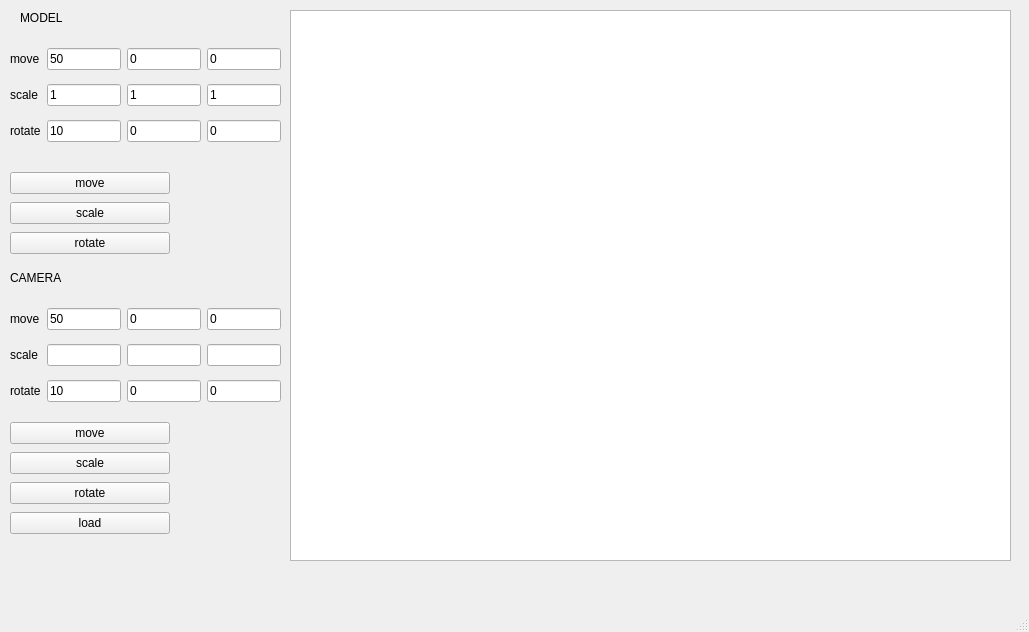
First picture: the form in lab_03/View/view.ui, repository katya-varlamova/4-sem-oop, before the edit.
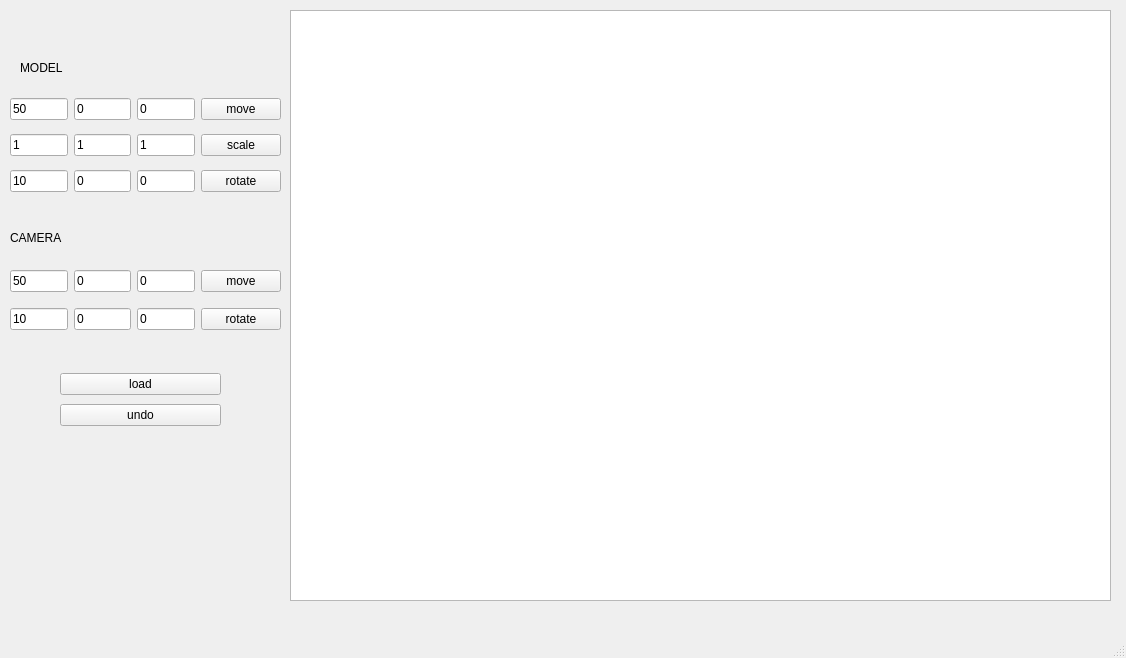
Second picture: the form after the edit.

Commit message: lab 03 v=03: added undo method

```diff
--- a/lab_03/View/view.ui
+++ b/lab_03/View/view.ui
@@ -6,8 +6,8 @@
    <rect>
     <x>0</x>
     <y>0</y>
-    <width>1029</width>
-    <height>632</height>
+    <width>1126</width>
+    <height>658</height>
    </rect>
   </property>
   <property name="windowTitle">
@@ -18,12 +18,26 @@
     <property name="geometry">
      <rect>
       <x>10</x>
-      <y>40</y>
+      <y>90</y>
       <width>271</width>
       <height>111</height>
      </rect>
     </property>
     <layout class="QGridLayout" name="gridLayout">
+     <item row="0" column="4">
+      <widget class="QLineEdit" name="moveYModelText">
+       <property name="text">
+        <string>0</string>
+       </property>
+      </widget>
+     </item>
+     <item row="4" column="4">
+      <widget class="QLineEdit" name="rotateYModelText">
+       <property name="text">
+        <string>0</string>
+       </property>
+      </widget>
+     </item>
      <item row="0" column="3">
       <widget class="QLineEdit" name="moveXModelText">
        <property name="text">
@@ -31,10 +45,10 @@
        </property>
       </widget>
      </item>
-     <item row="1" column="3">
-      <widget class="QLineEdit" name="scaleXModelText">
+     <item row="4" column="3">
+      <widget class="QLineEdit" name="rotateXModelText">
        <property name="text">
-        <string>1</string>
+        <string>10</string>
        </property>
       </widget>
      </item>
@@ -45,66 +59,52 @@
        </property>
       </widget>
      </item>
-     <item row="1" column="4">
+     <item row="0" column="6">
+      <widget class="QPushButton" name="moveModelBut">
+       <property name="text">
+        <string>move</string>
+       </property>
+      </widget>
+     </item>
+     <item row="2" column="4">
       <widget class="QLineEdit" name="scaleYModelText">
        <property name="text">
         <string>1</string>
        </property>
       </widget>
      </item>
-     <item row="2" column="4">
-      <widget class="QLineEdit" name="rotateYModelText">
-       <property name="text">
-        <string>0</string>
-       </property>
-      </widget>
-     </item>
-     <item row="2" column="5">
+     <item row="4" column="5">
       <widget class="QLineEdit" name="rotateZModelText">
        <property name="text">
         <string>0</string>
        </property>
       </widget>
      </item>
-     <item row="0" column="0">
-      <widget class="QLabel" name="label">
+     <item row="2" column="3">
+      <widget class="QLineEdit" name="scaleXModelText">
        <property name="text">
-        <string>move</string>
+        <string>1</string>
        </property>
       </widget>
      </item>
-     <item row="0" column="4">
-      <widget class="QLineEdit" name="moveYModelText">
-       <property name="text">
-        <string>0</string>
-       </property>
-      </widget>
-     </item>
-     <item row="1" column="0">
-      <widget class="QLabel" name="label_3">
-       <property name="text">
-        <string>scale</string>
-       </property>
-      </widget>
-     </item>
-     <item row="1" column="5">
+     <item row="2" column="5">
       <widget class="QLineEdit" name="scaleZModelText">
        <property name="text">
         <string>1</string>
        </property>
       </widget>
      </item>
-     <item row="2" column="0">
-      <widget class="QLabel" name="label_2">
+     <item row="4" column="6">
+      <widget class="QPushButton" name="rotateModelBut">
        <property name="text">
         <string>rotate</string>
        </property>
       </widget>
      </item>
-     <item row="2" column="3">
-      <widget class="QLineEdit" name="rotateXModelText">
+     <item row="2" column="6">
+      <widget class="QPushButton" name="scaleModelBut">
        <property name="text">
-        <string>10</string>
+        <string>scale</string>
        </property>
       </widget>
      </item>
@@ -114,95 +114,75 @@
     <property name="geometry">
      <rect>
       <x>10</x>
-      <y>300</y>
+      <y>260</y>
       <width>271</width>
-      <height>111</height>
+      <height>81</height>
      </rect>
     </property>
     <layout class="QGridLayout" name="gridLayout_2">
-     <item row="0" column="3">
-      <widget class="QLineEdit" name="moveXCameraText">
-       <property name="text">
-        <string>50</string>
-       </property>
-      </widget>
-     </item>
      <item row="1" column="3">
-      <widget class="QLineEdit" name="lineEdit_8">
-       <property name="text">
-        <string/>
-       </property>
-      </widget>
-     </item>
-     <item row="0" column="5">
-      <widget class="QLineEdit" name="moveZCameraText">
-       <property name="text">
-        <string>0</string>
-       </property>
-      </widget>
-     </item>
-     <item row="1" column="4">
-      <widget class="QLineEdit" name="lineEdit_13"/>
-     </item>
-     <item row="2" column="4">
       <widget class="QLineEdit" name="rotateYCameraText">
        <property name="text">
         <string>0</string>
        </property>
       </widget>
      </item>
-     <item row="2" column="5">
-      <widget class="QLineEdit" name="rotateZCameraText">
-       <property name="text">
-        <string>0</string>
-       </property>
-      </widget>
-     </item>
-     <item row="0" column="0">
-      <widget class="QLabel" name="label_4">
-       <property name="text">
-        <string>move</string>
-       </property>
-      </widget>
-     </item>
-     <item row="0" column="4">
+     <item row="0" column="3">
       <widget class="QLineEdit" name="moveYCameraText">
        <property name="text">
         <string>0</string>
        </property>
       </widget>
      </item>
-     <item row="1" column="0">
-      <widget class="QLabel" name="label_5">
-       <property name="text">
-        <string>scale</string>
-       </property>
-      </widget>
-     </item>
-     <item row="1" column="5">
-      <widget class="QLineEdit" name="lineEdit_17"/>
-     </item>
-     <item row="2" column="0">
-      <widget class="QLabel" name="label_6">
-       <property name="text">
-        <string>rotate</string>
-       </property>
-      </widget>
-     </item>
-     <item row="2" column="3">
+     <item row="1" column="2">
       <widget class="QLineEdit" name="rotateXCameraText">
        <property name="text">
         <string>10</string>
        </property>
       </widget>
      </item>
+     <item row="0" column="4">
+      <widget class="QLineEdit" name="moveZCameraText">
+       <property name="text">
+        <string>0</string>
+       </property>
+      </widget>
+     </item>
+     <item row="0" column="2">
+      <widget class="QLineEdit" name="moveXCameraText">
+       <property name="text">
+        <string>50</string>
+       </property>
+      </widget>
+     </item>
+     <item row="1" column="4">
+      <widget class="QLineEdit" name="rotateZCameraText">
+       <property name="text">
+        <string>0</string>
+       </property>
+      </widget>
+     </item>
+     <item row="0" column="5">
+      <widget class="QPushButton" name="moveCameraBut">
+       <property name="text">
+        <string>move</string>
+       </property>
+      </widget>
+     </item>
+     <item row="1" column="5">
+      <widget class="QPushButton" name="rotateCameraBut">
+       <property name="text">
+        <string>rotate</string>
+       </property>
+      </widget>
+     </item>
     </layout>
    </widget>
    <widget class="QLabel" name="label_7">
     <property name="geometry">
      <rect>
       <x>20</x>
-      <y>10</y>
+      <y>60</y>
       <width>60</width>
       <height>16</height>
      </rect>
@@ -215,7 +195,7 @@
     <property name="geometry">
      <rect>
       <x>10</x>
-      <y>270</y>
+      <y>230</y>
       <width>60</width>
       <height>16</height>
      </rect>
@@ -224,77 +204,30 @@
      <string>CAMERA</string>
     </property>
    </widget>
-   <widget class="QWidget" name="gridLayoutWidget_3">
-    <property name="geometry">
-     <rect>
-      <x>10</x>
-      <y>170</y>
-      <width>160</width>
-      <height>86</height>
-     </rect>
-    </property>
-    <layout class="QGridLayout" name="gridLayout_3">
-     <item row="1" column="0">
-      <widget class="QPushButton" name="scaleModelBut">
-       <property name="text">
-        <string>scale</string>
-       </property>
-      </widget>
-     </item>
-     <item row="2" column="0">
-      <widget class="QPushButton" name="rotateModelBut">
-       <property name="text">
-        <string>rotate</string>
-       </property>
-      </widget>
-     </item>
-     <item row="0" column="0">
-      <widget class="QPushButton" name="moveModelBut">
-       <property name="text">
-        <string>move</string>
-       </property>
-      </widget>
-     </item>
-    </layout>
-   </widget>
    <widget class="QWidget" name="gridLayoutWidget_4">
     <property name="geometry">
      <rect>
-      <x>10</x>
-      <y>420</y>
-      <width>160</width>
-      <height>116</height>
+      <x>60</x>
+      <y>370</y>
+      <width>161</width>
+      <height>61</height>
      </rect>
     </property>
     <layout class="QGridLayout" name="gridLayout_4">
      <item row="3" column="0">
-      <widget class="QPushButton" name="rotateCameraBut">
-       <property name="text">
-        <string>rotate</string>
-       </property>
-      </widget>
-     </item>
-     <item row="2" column="0">
-      <widget class="QPushButton" name="scaleCameraBut">
-       <property name="text">
-        <string>scale</string>
-       </property>
-      </widget>
-     </item>
-     <item row="1" column="0">
-      <widget class="QPushButton" name="moveCameraBut">
-       <property name="text">
-        <string>move</string>
-       </property>
-      </widget>
-     </item>
-     <item row="4" column="0">
       <widget class="QPushButton" name="loadBut">
        <property name="text">
         <string>load</string>
        </property>
       </widget>
      </item>
+     <item row="4" column="0">
+      <widget class="QPushButton" name="undoBut">
+       <property name="text">
+        <string>undo</string>
+       </property>
+      </widget>
+     </item>
     </layout>
    </widget>
    <widget class="QGraphicsView" name="graphicsView">
@@ -302,8 +235,8 @@
      <rect>
       <x>290</x>
       <y>10</y>
-      <width>721</width>
-      <height>551</height>
+      <width>821</width>
+      <height>591</height>
      </rect>
     </property>
    </widget>
```
Left out of the diff: 2 changed lines with no effect on the pictures. The commit also changes 16 other files.
